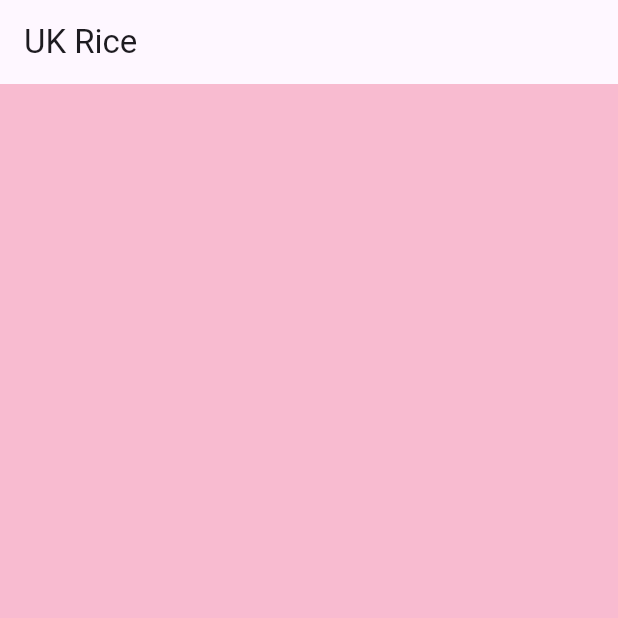
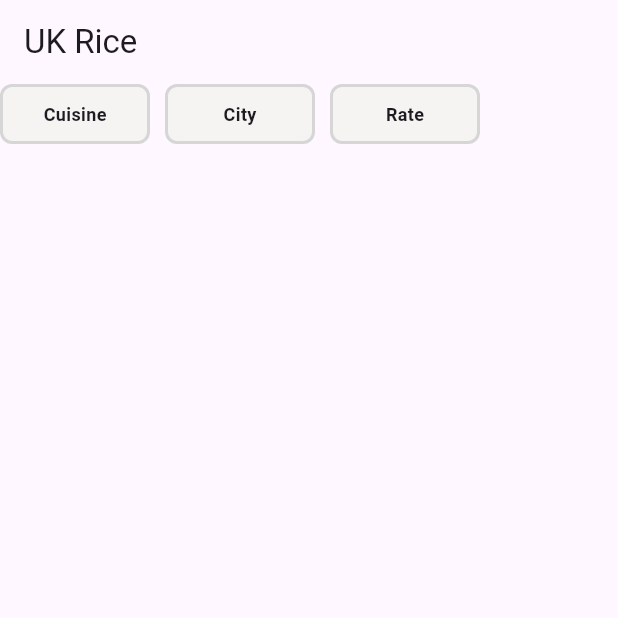
Before and after one commit to carlhung/ukOpenRiceFront, a Flutter app: the screen it shows after launch, after a tap on "Skip Login", on a phone screen of 412 x 824 dp, the top half of it. Run offline on Flutter 3.47's test engine with Material 3 defaults, Android fonts, the phone set to English and light mode, and no system bars; our stand-ins replace image_picker; missing offline and left inert: flutter_multi_select_items, flutter_picker_plus, platform_device_id.

Commit message:
adding home screen buttons

```diff
--- a/lib/view_controllers/home_screen.dart
+++ b/lib/view_controllers/home_screen.dart
@@ -3,6 +3,7 @@ import 'package:ukopenrice/helpers.dart';
 import 'package:ukopenrice/l10n/app_localizations.dart';
 import 'package:ukopenrice/models/http_client.dart';
 import 'package:ukopenrice/routes.dart';
+import 'package:flutter_picker_plus/flutter_picker_plus.dart';
 
 final class HomeScreen extends StatefulWidget {
   const HomeScreen({super.key});
@@ -19,7 +20,115 @@ class _HomeScreenState extends State<HomeScreen> {
   LoginState _loginState = LoginState.unknown;
   final usernameController = TextEditingController();
   final passwordController = TextEditingController();
+  var cuisine = '';
+  var city = '';
+  var stars = '';
   final httpClient = Httpclient.shared;
+  bool isFilterApplied = false;
+  List<String> cityList = [
+    "London",
+    "Manchester",
+    "Birmingham",
+    "Leeds",
+    "Glasgow",
+    "Liverpool",
+    "Newcastle",
+    "Sheffield",
+    "Bristol",
+    "Nottingham",
+    "Cardiff",
+    "Edinburgh",
+    "Leicester",
+    "Coventry",
+    "Bradford",
+    "Brighton",
+    "Hull",
+    "Plymouth",
+    "Stoke-on-Trent",
+    "Wolverhampton",
+    "Derby",
+    "Swansea",
+    "Southampton",
+    "Aberdeen",
+    "Portsmouth",
+    "Northampton",
+    "Dundee",
+    "Luton",
+    "Sunderland",
+    "Warrington",
+    "Swindon",
+    "Reading",
+    "Milton Keynes",
+    "York",
+    "Blackpool",
+    "Bolton",
+    "Stockport",
+    "Bournemouth",
+    "Poole",
+    "Middlesbrough",
+    "Wigan",
+    "Huddersfield",
+    "Southend-on-Sea",
+    "Slough",
+    "Cheltenham",
+    "Cambridge",
+    "Oxford",
+    "Exeter",
+    "Ipswich",
+    "Salisbury",
+    "Bath",
+    "Chester",
+    "Gloucester",
+    "Lincoln",
+    "Norwich",
+    "Wakefield",
+    "Belfast",
+    "Dublin",
+    "Cork",
+    "Galway",
+    "Limerick",
+    "Waterford",
+    "Kilkenny",
+    "Sligo",
+    "Tralee",
+    "Letterkenny",
+    "Drogheda",
+    "Dundalk",
+    "Athlone",
+  ];
+  List<String> cuisineList = [
+    "Spaish",
+    "Indian",
+    "Chinese",
+    "Italian",
+    "French",
+    "Thai",
+    "Japanese",
+    "Korean",
+    "Vietnamese",
+    "American",
+    "Mexican",
+    "Mediterranean",
+    "Middle Eastern",
+    "Caribbean",
+    "African",
+    "British",
+    "Greek",
+    "Turkish",
+    "Portuguese",
+    "German",
+    "Russian",
+    "Polish",
+    "Czech",
+    "Hungarian",
+    "Austrian",
+    "Belgian",
+    "Dutch",
+    "Scandinavian",
+    "Finnish",
+    "Icelandic",
+  ];
+  List<String> starList = ['★☆☆☆☆', '★★☆☆☆', '★★★☆☆', '★★★★☆', '★★★★★'];
 
   @override
   void dispose() {
@@ -47,10 +156,6 @@ class _HomeScreenState extends State<HomeScreen> {
         }(),
       ),
     );
-  }
-
-  Widget _homeScreen(BuildContext context) {
-    return Container(color: Colors.pink[100]);
   }
 
   Widget _logStateScreen(BuildContext context) {
@@ -161,4 +266,121 @@ class _HomeScreenState extends State<HomeScreen> {
       ],
     );
   }
+
+  // Expanded(
+  //                     child: TextField(
+  //                       controller: cuisineCtrllor,
+  //                       decoration: InputDecoration(
+  //                         labelText: "Cuisine (Required)",
+  //                         border: OutlineInputBorder(),
+  //                       ),
+  //                       readOnly: true,
+  //                       onTap: () => _showCuisinePicker(context),
+  //                     ),
+  //                   ),
+
+  // void _showCuisinePicker(BuildContext context) {
+  //   Picker(
+  //     adapter: PickerDataAdapter<String>(pickerData: cuisineList),
+  //     title: Text('Select a cuisine'),
+  //     onConfirm: (Picker picker, List<int> value) {
+  //       setState(() {
+  //         cuisineCtrllor.text = picker.getSelectedValues().first;
+  //       });
+  //     },
+  //   ).showModal(context);
+  // }
+
+  void showPicker(
+    BuildContext context,
+    List<String> data,
+    void Function(String) callback,
+  ) {
+    Picker(
+      adapter: PickerDataAdapter<String>(pickerData: data),
+      title: Text('Select an option'),
+      onConfirm: (Picker picker, List<int> value) {
+        callback(picker.getSelectedValues().first);
+      },
+    ).showModal(context);
+  }
+
+  Widget _homeScreen(BuildContext context) {
+    return Column(
+      mainAxisAlignment: MainAxisAlignment.start,
+      // crossAxisAlignment: CrossAxisAlignment.start,
+      children: <Widget>[
+        Row(
+          spacing: 10,
+          mainAxisAlignment: MainAxisAlignment.start,
+          crossAxisAlignment: CrossAxisAlignment.start,
+          children: [
+            _createTextFieldButton(
+              context,
+              cuisine.isEmpty ? "Cuisine" : cuisine,
+              cuisineList,
+              (str) => setState(() {
+                cuisine = str;
+              }),
+            ),
+            _createTextFieldButton(
+              context,
+              city.isEmpty ? "City" : city,
+              cityList,
+              (str) => setState(() {
+                city = str;
+              }),
+            ),
+            _createTextFieldButton(
+              context,
+              stars.isEmpty ? "Rate" : stars,
+              starList,
+              (str) => setState(() {
+                stars = str;
+              }),
+            ),
+          ],
+        ),
+      ],
+    );
+  }
+
+  Widget _createTextFieldButton(
+    BuildContext context,
+    String label,
+    List<String> dataList,
+    void Function(String) callback,
+  ) {
+    return SizedBox(
+      width: 100,
+      height: 40,
+      child: GestureDetector(
+        child: Container(
+          alignment: Alignment.center,
+          decoration: BoxDecoration(
+            color: const Color.fromARGB(255, 246, 243, 243),
+            border: Border.all(color: Colors.grey[350]!, width: 2),
+            borderRadius: BorderRadius.circular(8.0),
+          ),
+          child: Text(
+            label,
+            style: TextStyle(fontSize: 12, fontWeight: FontWeight.bold),
+            maxLines: 1,
+          ),
+        ),
+        onTap: () => showPicker(context, dataList, callback),
+      ),
+      // TextField(
+      //   textAlign: TextAlign.center,
+      //   controller: controller,
+      //   decoration: InputDecoration(
+      //     // labelText: label,
+      //     hintText: label,
+      //     border: OutlineInputBorder(borderRadius: BorderRadius.circular(10.0)),
+      //   ),
+      //   readOnly: true,
+      //   onTap: () => showPicker(context, controller, dataList),
+      // ),
+    );
+  }
 }
```
